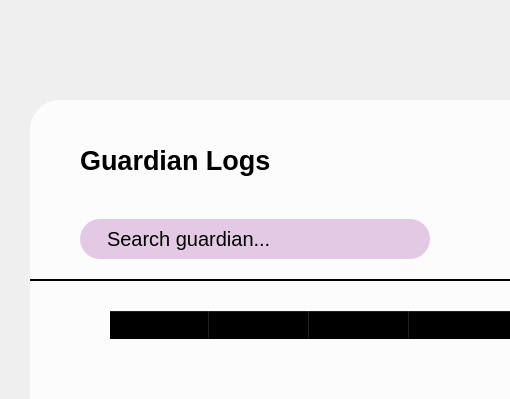
First picture: the form in ui/logs.ui, repository alexskh5/ENTRYSAFE, before the edit; both pictures show x 120 to 630 and y 0 to 399 of the 1115 by 681 pixel window.
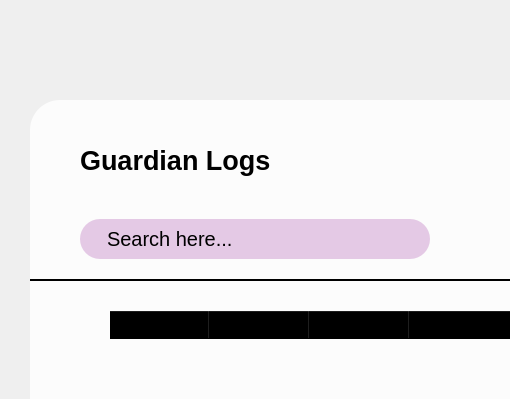
Second picture: the form after the edit. Icons and pictures are not drawn.

Patch:
```diff
--- a/ui/logs.ui
+++ b/ui/logs.ui
@@ -208,7 +208,7 @@
              <string/>
             </property>
             <property name="placeholderText">
-             <string>Search guardian...</string>
+             <string>Search here...</string>
             </property>
            </widget>
           </item>
```
Left out of the diff: 34 changed lines with no effect on the pictures.
